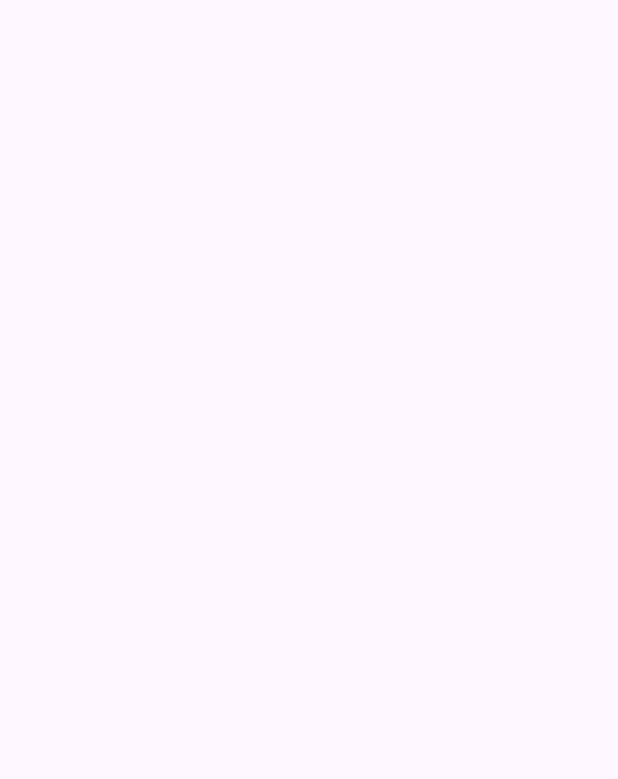
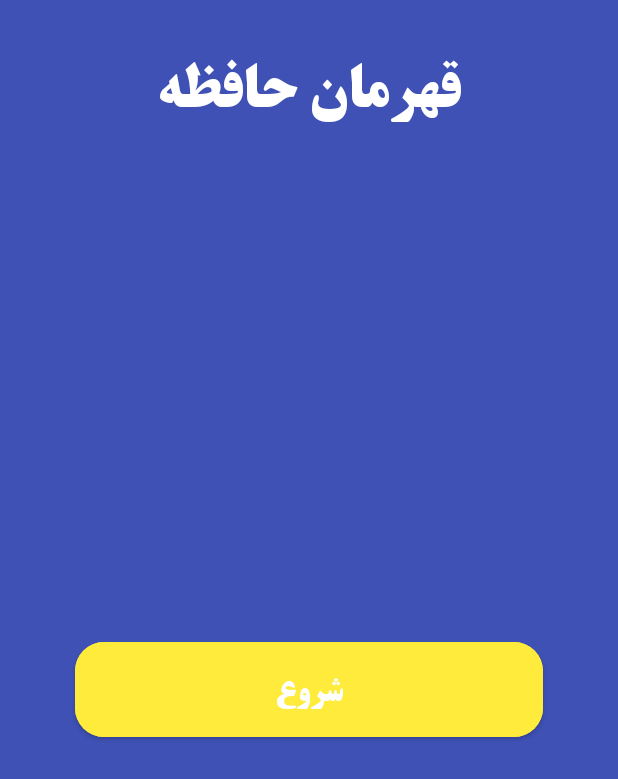
Before and after one commit to ahmadpanah/Memory-Hero, an Android app: the screen it shows after launch (MainActivity before the commit, StartActivity after it), on a phone screen of 412 x 824 dp. Before the commit the part shown is empty. Shown: the top 779 px of the screen. Run offline under Robolectric (Android 15) with nearby library versions, the phone set to English and light mode, and no system bars.

Commit message:
Start Activity UI is done.

```diff
--- a/app/src/main/AndroidManifest.xml
+++ b/app/src/main/AndroidManifest.xml
@@ -13,18 +13,20 @@
         android:theme="@style/Theme.AppCompat.DayNight.NoActionBar"
         tools:targetApi="31">
         <activity
-            android:name=".MainActivity2"
-            android:exported="false" />
-        <activity
-            android:name=".MainActivity"
-            android:exported="true"
-            android:theme="@style/Theme.MemoryHero">
+            android:name=".StartActivity"
+            android:exported="true">
             <intent-filter>
                 <action android:name="android.intent.action.MAIN" />
 
                 <category android:name="android.intent.category.LAUNCHER" />
             </intent-filter>
         </activity>
+        <activity
+            android:name=".MainActivity"
+            android:exported="true"
+            android:theme="@style/Theme.MemoryHero">
+
+        </activity>
     </application>
 
 </manifest>
--- a/app/src/main/java/ir/shariaty/memoryhero/MainActivity2.kt
+++ b/app/src/main/java/ir/shariaty/memoryhero/StartActivity.kt
@@ -6,11 +6,11 @@ import androidx.appcompat.app.AppCompatActivity
 import androidx.core.view.ViewCompat
 import androidx.core.view.WindowInsetsCompat
 
-class MainActivity2 : AppCompatActivity() {
+class StartActivity : AppCompatActivity() {
     override fun onCreate(savedInstanceState: Bundle?) {
         super.onCreate(savedInstanceState)
         enableEdgeToEdge()
-        setContentView(R.layout.activity_main2)
+        setContentView(R.layout.activity_start)
         ViewCompat.setOnApplyWindowInsetsListener(findViewById(R.id.main)) { v, insets ->
             val systemBars = insets.getInsets(WindowInsetsCompat.Type.systemBars())
             v.setPadding(systemBars.left, systemBars.top, systemBars.right, systemBars.bottom)
--- a/app/src/main/res/layout/activity_main.xml
+++ b/app/src/main/res/layout/activity_main.xml
@@ -85,6 +85,19 @@
         app:layout_constraintEnd_toEndOf="parent"
         app:layout_constraintTop_toBottomOf="@+id/panel2" />
 
+    <TextView
+        android:layout_width="220dp"
+        android:layout_height="26dp"
+        android:fontFamily="@font/titr"
+        android:text="درس برنامه نویسی موبایل دانشکده شریعتی"
+        android:textColor="@color/white"
+        android:layout_marginTop="20dp"
+        android:textSize="13sp"
+        android:textAlignment="center"
+        app:layout_constraintEnd_toEndOf="parent"
+        app:layout_constraintStart_toStartOf="parent"
+        app:layout_constraintTop_toBottomOf="@+id/panel3" />
+
 
 
 
--- /dev/null
+++ b/app/src/main/res/layout/activity_start.xml
@@ -0,0 +1,41 @@
+<?xml version="1.0" encoding="utf-8"?>
+<androidx.constraintlayout.widget.ConstraintLayout xmlns:android="http://schemas.android.com/apk/res/android"
+    xmlns:app="http://schemas.android.com/apk/res-auto"
+    xmlns:tools="http://schemas.android.com/tools"
+    android:id="@+id/main"
+    android:layout_width="match_parent"
+    android:layout_height="match_parent"
+    android:background="#3F51B5"
+    tools:context=".StartActivity">
+
+    <TextView
+        android:layout_width="wrap_content"
+        android:layout_height="wrap_content"
+        android:id="@+id/tvAppName"
+        android:layout_marginTop="20dp"
+        android:text="قهرمان حافظه"
+        android:textColor="@color/white"
+        android:textSize="40sp"
+        android:fontFamily="@font/titr"
+        app:layout_constraintEnd_toEndOf="parent"
+        app:layout_constraintStart_toStartOf="parent"
+        app:layout_constraintTop_toTopOf="parent"/>
+
+    <com.google.android.material.button.MaterialButton
+        android:id="@+id/btnStart"
+        android:layout_width="match_parent"
+        android:layout_height="75dp"
+        android:layout_marginHorizontal="50dp"
+        android:backgroundTint="#FFEB3B"
+        android:fontFamily="@font/titr"
+        android:text="شروع"
+        android:textSize="22sp"
+        app:cornerRadius="19dp"
+        android:elevation="10dp"
+        app:layout_constraintBottom_toBottomOf="parent"
+        app:layout_constraintEnd_toEndOf="parent"
+        app:layout_constraintStart_toStartOf="parent"
+        app:layout_constraintTop_toBottomOf="@+id/tvAppName" />
+
+
+</androidx.constraintlayout.widget.ConstraintLayout>
```
